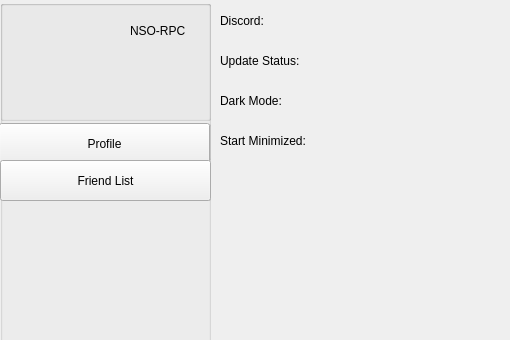
Before: the Qt Designer form client/layout/mainwindow.ui in MCMi460/NSO-RPC, drawn with Qt 5; both pictures show x 0 to 510 and y 0 to 340 of the 600 by 600 pixel window.
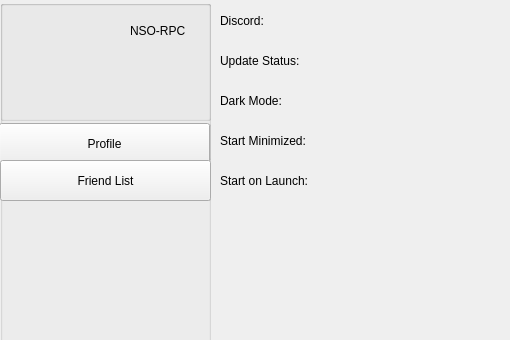
After: the same form once the commit is applied. The open tabs and pages were chosen to show the change.

Commit message: Add buttons and sections for implementations

```diff
--- a/client/layout/mainwindow.ui
+++ b/client/layout/mainwindow.ui
@@ -560,6 +560,19 @@
         <string>Start Minimized:</string>
        </property>
       </widget>
+      <widget class="QLabel" name="label_19">
+       <property name="geometry">
+        <rect>
+         <x>10</x>
+         <y>170</y>
+         <width>101</width>
+         <height>21</height>
+        </rect>
+       </property>
+       <property name="text">
+        <string>Start on Launch:</string>
+       </property>
+      </widget>
      </widget>
     </widget>
    </widget>
```
Left out of the diff: 2 changed lines with no effect on the pictures. The commit also changes 2 other files.
